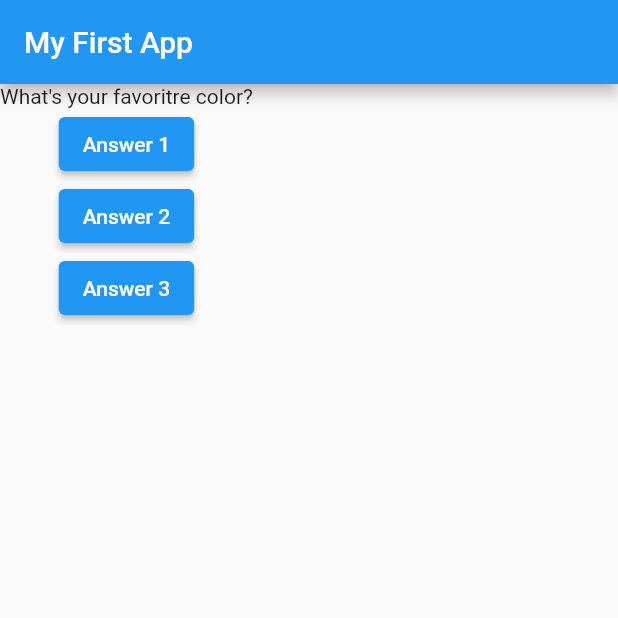
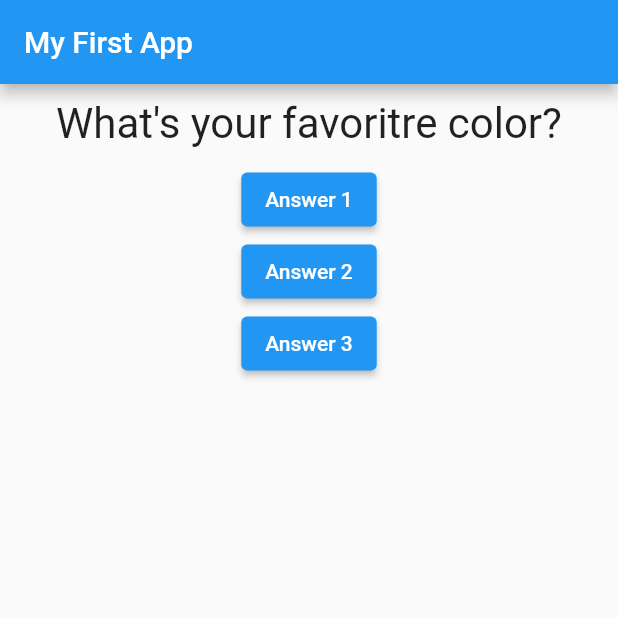
Before and after one commit to kipkoechke/Quiz-App, a Flutter app: the screen it shows after launch, on a phone screen of 412 x 824 dp, the top half of it. Run offline on Flutter 3.47's test engine with Material 2 defaults, Android fonts, the phone set to English and light mode, and no system bars.

```diff
--- a/lib/question.dart
+++ b/lib/question.dart
@@ -7,6 +7,14 @@ class Question extends StatelessWidget {
 
   @override
   Widget build(BuildContext context) {
-    return Text(questionText);
+    return Container(
+      width: double.infinity,
+      margin: const EdgeInsets.all(10.0),
+      child: Text(
+        questionText,
+        style: const TextStyle(fontSize: 28.0),
+        textAlign: TextAlign.center,
+      ),
+    );
   }
 }
```
